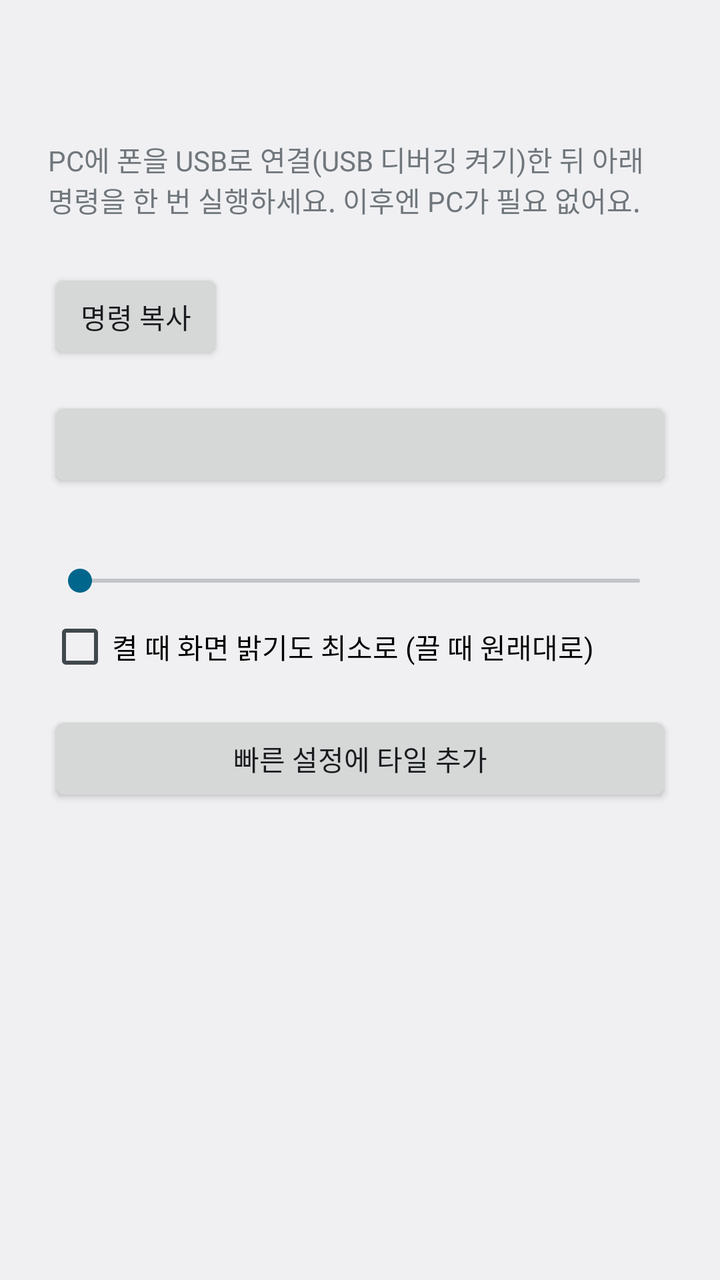
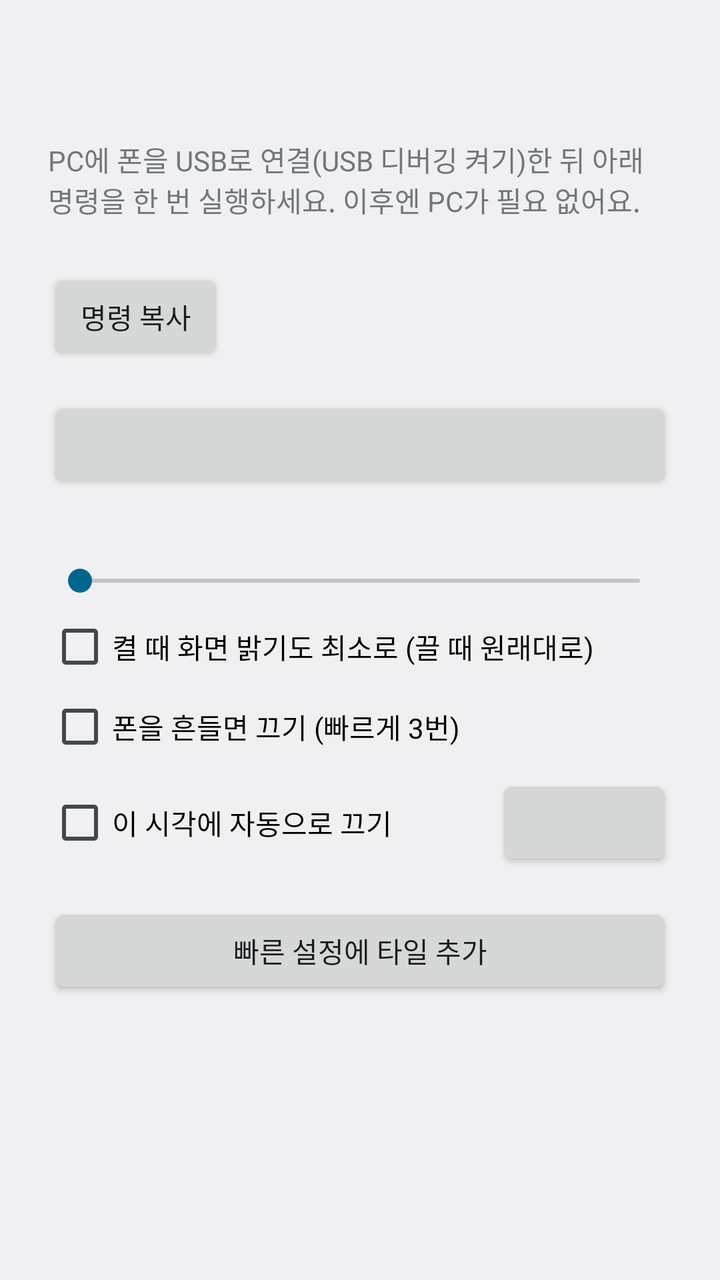

Compare the two renders of this Android layout. The source of the first and the diff that turns it into the second are given below.
<!-- AndroidManifest.xml: application theme android:Theme.DeviceDefault.DayNight -->
<!-- res/layout/activity_main.xml -->
<?xml version="1.0" encoding="utf-8"?>
<ScrollView xmlns:android="http://schemas.android.com/apk/res/android"
    android:layout_width="match_parent"
    android:layout_height="match_parent"
    android:fitsSystemWindows="true">

    <LinearLayout
        android:layout_width="match_parent"
        android:layout_height="wrap_content"
        android:orientation="vertical"
        android:padding="24dp">

        <TextView
            android:id="@+id/status"
            android:layout_width="wrap_content"
            android:layout_height="wrap_content"
            android:textSize="22sp"
            android:textStyle="bold" />

        <LinearLayout
            android:id="@+id/setup"
            android:layout_width="match_parent"
            android:layout_height="wrap_content"
            android:layout_marginTop="16dp"
            android:orientation="vertical">

            <TextView
                android:layout_width="wrap_content"
                android:layout_height="wrap_content"
                android:text="PC에 폰을 USB로 연결(USB 디버깅 켜기)한 뒤 아래 명령을 한 번 실행하세요. 이후엔 PC가 필요 없어요." />

            <TextView
                android:id="@+id/adbCmd"
                android:layout_width="match_parent"
                android:layout_height="wrap_content"
                android:layout_marginTop="8dp"
                android:fontFamily="monospace"
                android:textIsSelectable="true"
                android:textSize="12sp" />

            <Button
                android:id="@+id/copyAdb"
                android:layout_width="wrap_content"
                android:layout_height="wrap_content"
                android:text="명령 복사" />
        </LinearLayout>

        <Button
            android:id="@+id/toggle"
            android:layout_width="match_parent"
            android:layout_height="wrap_content"
            android:layout_marginTop="16dp" />

        <TextView
            android:id="@+id/levelText"
            android:layout_width="wrap_content"
            android:layout_height="wrap_content"
            android:layout_marginTop="16dp" />

        <SeekBar
            android:id="@+id/level"
            android:layout_width="match_parent"
            android:layout_height="wrap_content"
            android:max="100" />

        <CheckBox
            android:id="@+id/minBrightness"
            android:layout_width="wrap_content"
            android:layout_height="wrap_content"
            android:layout_marginTop="8dp"
            android:text="켤 때 화면 밝기도 최소로 (끌 때 원래대로)" />

        <Button
            android:id="@+id/addTile"
            android:layout_width="match_parent"
            android:layout_height="wrap_content"
            android:layout_marginTop="16dp"
            android:text="빠른 설정에 타일 추가" />
    </LinearLayout>
</ScrollView>
<!-- resources referenced by this layout -->
<resources>

</resources>

<!-- the commit's change to res/layout/activity_main.xml (unified diff, before → after) -->
@@ -70,6 +70,33 @@
             android:layout_marginTop="8dp"
             android:text="켤 때 화면 밝기도 최소로 (끌 때 원래대로)" />
 
+        <CheckBox
+            android:id="@+id/shakeOff"
+            android:layout_width="wrap_content"
+            android:layout_height="wrap_content"
+            android:layout_marginTop="8dp"
+            android:text="폰을 흔들면 끄기 (빠르게 3번)" />
+
+        <LinearLayout
+            android:layout_width="match_parent"
+            android:layout_height="wrap_content"
+            android:layout_marginTop="8dp"
+            android:gravity="center_vertical"
+            android:orientation="horizontal">
+
+            <CheckBox
+                android:id="@+id/autoOff"
+                android:layout_width="0dp"
+                android:layout_height="wrap_content"
+                android:layout_weight="1"
+                android:text="이 시각에 자동으로 끄기" />
+
+            <Button
+                android:id="@+id/autoOffTime"
+                android:layout_width="wrap_content"
+                android:layout_height="wrap_content" />
+        </LinearLayout>
+
         <Button
             android:id="@+id/addTile"
             android:layout_width="match_parent"
